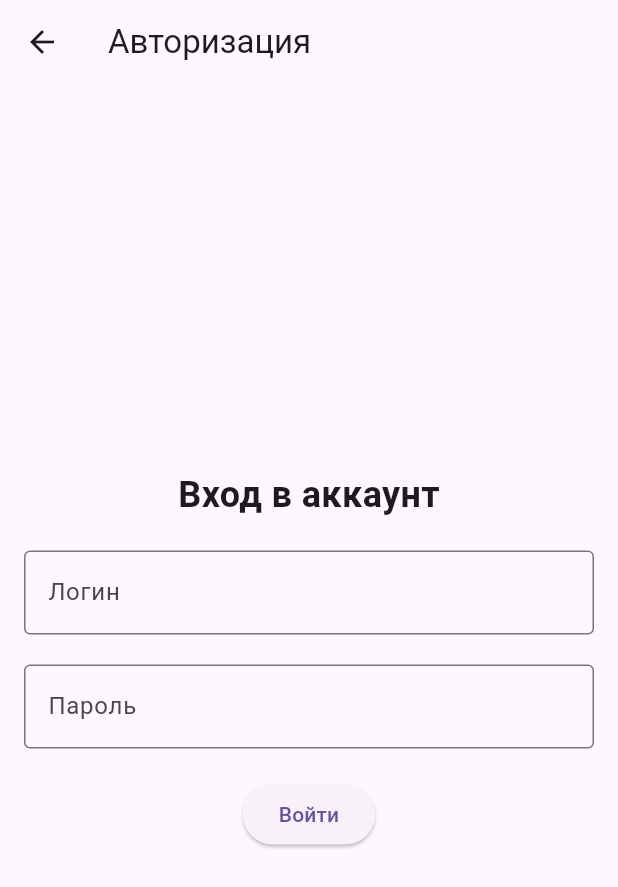
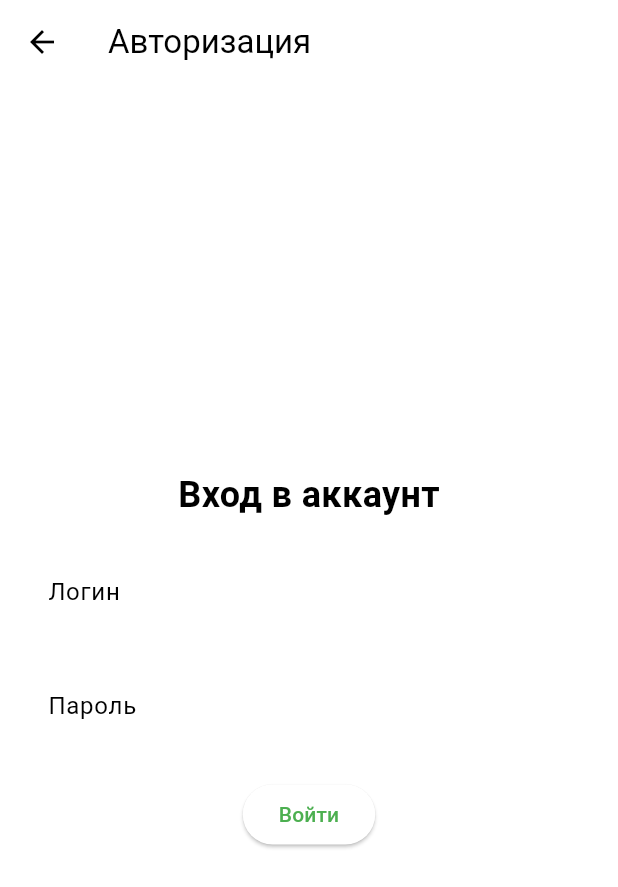
Before and after one commit to knowmaker/namer_app, a Flutter app: the screen it shows after launch, item 2 of the bottom bar chosen, after a tap on the "account circle" icon, on a phone screen of 412 x 824 dp. Shown: the top 887 px of the screen. Run offline on Flutter 3.47's test engine with Material 3 defaults, Android fonts, the phone set to English and light mode, and no system bars; network calls fail.

Commit message:
locked orientation and added colors settings

```diff
--- a/lib/control_screen.dart
+++ b/lib/control_screen.dart
@@ -134,6 +134,10 @@ class ControlScreenState extends State<ControlScreen> {
             SizedBox(height: 8),
             Switch(
               value: controlState[controlName] ?? false,
+              activeColor: Colors.white, // Цвет ползунка, когда включён
+              activeTrackColor: Colors.green, // Цвет трека, когда включён
+              inactiveThumbColor: Colors.grey, // Цвет ползунка, когда выключен
+              inactiveTrackColor: Colors.grey.shade300, // Цвет трека, когда выключен
               onChanged: (bool value) {
                 setState(() {
                   controlState[controlName] = value;
--- a/lib/main.dart
+++ b/lib/main.dart
@@ -1,11 +1,17 @@
 import 'package:flutter/material.dart';
+import 'package:flutter/services.dart';
 import 'sensor_screen.dart';
 import 'control_screen.dart';
 import 'settings_screen.dart';
 import 'login_screen.dart';
 
 void main() {
-  runApp(MyApp());
+  WidgetsFlutterBinding.ensureInitialized();
+  SystemChrome.setPreferredOrientations([
+    DeviceOrientation.portraitUp,
+  ]).then((_) {
+    runApp(MyApp());
+  });
 }
 
 class MyApp extends StatelessWidget {
@@ -15,6 +21,7 @@ class MyApp extends StatelessWidget {
       title: 'Умная Теплица',
       theme: ThemeData(
         primarySwatch: Colors.green,
+        colorScheme: ColorScheme.fromSwatch(primarySwatch: Colors.green).copyWith(secondary: Colors.greenAccent),
       ),
       home: MainScreen(),
     );
--- a/lib/sensor_screen.dart
+++ b/lib/sensor_screen.dart
@@ -59,6 +59,7 @@ class SensorScreenState extends State<SensorScreen> {
   Widget build(BuildContext context) {
     return RefreshIndicator(
       onRefresh: fetchSensorData,
+      color: Colors.purple,
       child: Column(
         children: [
           Padding(
```
Also changed, not shown: 1 other file.
